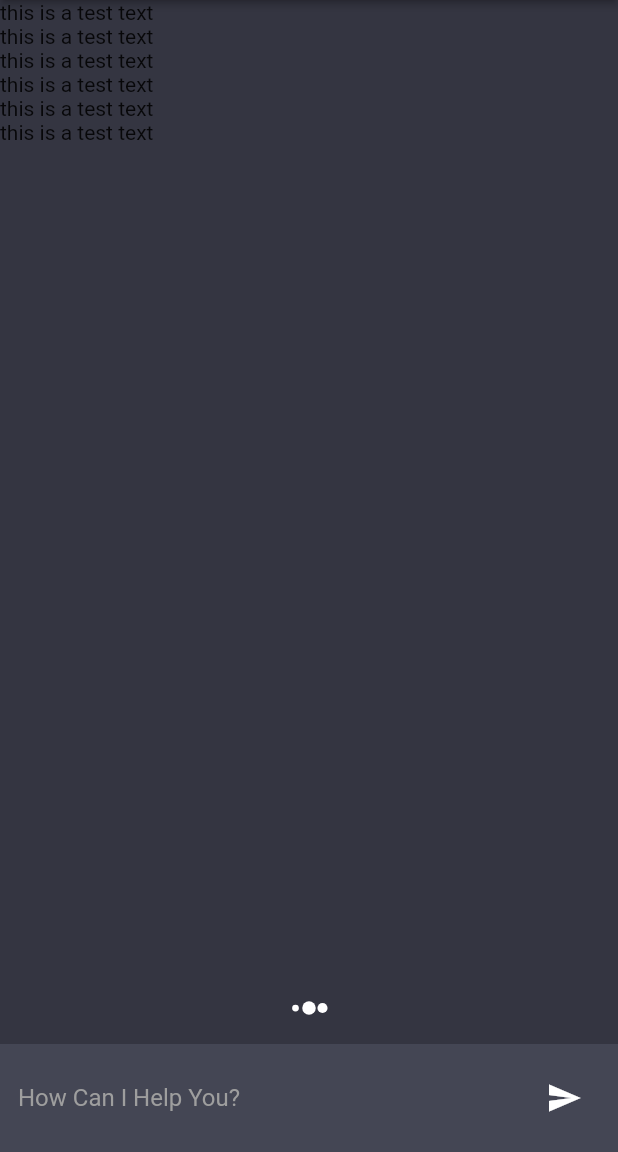
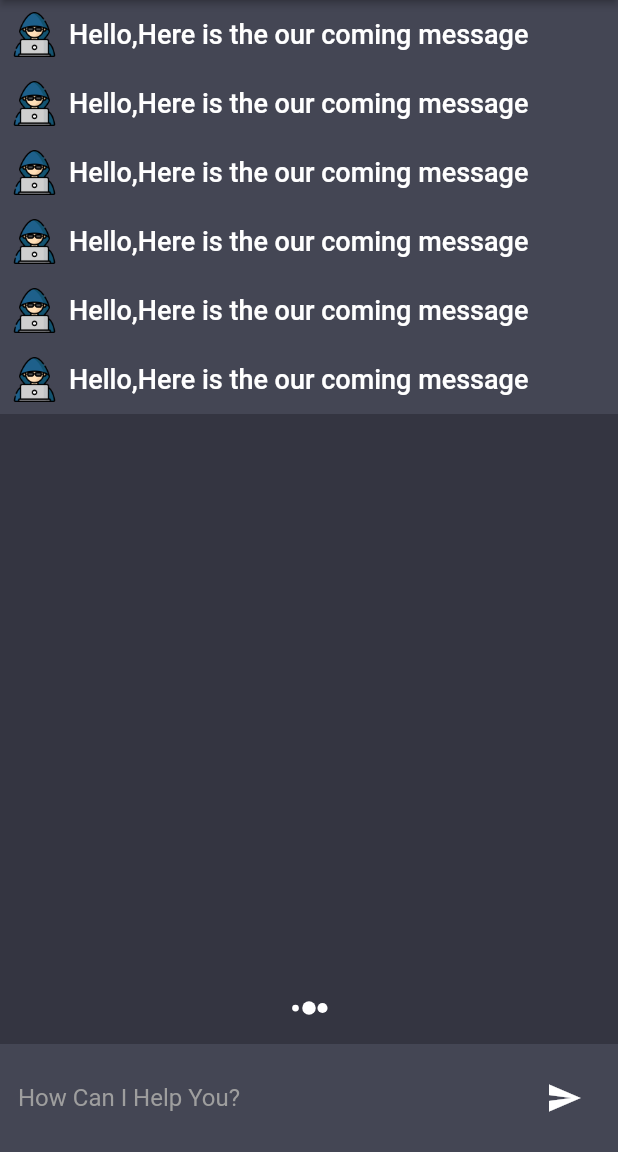
Before and after one commit to Ibrahimfathi96/AI-Buddy, a Flutter app: the screen it shows after launch, on a phone screen of 412 x 824 dp, the part 84-1236 px from its top. Run offline on Flutter 3.47's test engine with Material 2 defaults, Android fonts, the light colour scheme and no system bars; our stand-ins replace flutter_spinkit.

Commit message:
added text widget for text sending message

```diff
--- a/lib/constants/constants.dart
+++ b/lib/constants/constants.dart
@@ -2,3 +2,32 @@ import 'package:flutter/material.dart';
 
 Color scaffoldBackgroundColor = const Color(0xFF343541);
 Color cardColor = const Color(0xFF444654);
+final chatMessages = [
+      {
+        "msg": "Hello who are you?",
+        "chatIndex": 0,
+      },
+      {
+        "msg":
+            "Hello, I am ChatGPT, a large language model developed by OpenAI. I am here to assist you with any information or questions you may have. How can I help you today?",
+        "chatIndex": 1,
+      },
+      {
+        "msg": "What is flutter?",
+        "chatIndex": 0,
+      },
+      {
+        "msg":
+            "Flutter is an open-source mobile application development framework created by Google. It is used to develop applications for Android, iOS, Linux, Mac, Windows, and the web. Flutter uses the Dart programming language and allows for the creation of high-performance, visually attractive, and responsive apps. It also has a growing and supportive community, and offers many customizable widgets for building beautiful and responsive user interfaces.",
+        "chatIndex": 1,
+      },
+      {
+        "msg": "Okay thanks",
+        "chatIndex": 0,
+      },
+      {
+        "msg":
+            "You're welcome! Let me know if you have any other questions or if there's anything else I can help you with.",
+        "chatIndex": 1,
+      },
+    ];
--- a/lib/views/chat_view/chat_view.dart
+++ b/lib/views/chat_view/chat_view.dart
@@ -1,5 +1,6 @@
 import 'package:chatgpt_application/constants/constants.dart';
 import 'package:chatgpt_application/services/assets_manager.dart';
+import 'package:chatgpt_application/views/widgets/chat_widget.dart';
 import 'package:flutter/material.dart';
 import 'package:flutter_spinkit/flutter_spinkit.dart';
 
@@ -50,8 +51,7 @@ class _HomeViewState extends State<HomeView> {
           children: [
             Expanded(
               child: ListView.builder(
-                itemBuilder: (context, index) =>
-                    const Text('this is a test text'),
+                itemBuilder: (context, index) => const ChatWidget(),
                 itemCount: 6,
               ),
             ),
--- /dev/null
+++ b/lib/views/widgets/chat_widget.dart
@@ -0,0 +1,37 @@
+import 'package:chatgpt_application/constants/constants.dart';
+import 'package:chatgpt_application/services/assets_manager.dart';
+import 'package:chatgpt_application/views/widgets/text_widget.dart';
+import 'package:flutter/material.dart';
+
+class ChatWidget extends StatelessWidget {
+  const ChatWidget({super.key});
+
+  @override
+  Widget build(BuildContext context) {
+    return Column(
+      children: [
+        Material(
+          color: cardColor,
+          child: Padding(
+            padding: const EdgeInsets.all(8.0),
+            child: Row(
+              children: [
+                Image.asset(
+                  AssetsManager.userImage,
+                  width: 30,
+                  height: 30,
+                ),
+                const SizedBox(
+                  width: 8,
+                ),
+                const TextWidget(
+                  label: 'Hello,Here is the our coming message',
+                ),
+              ],
+            ),
+          ),
+        ),
+      ],
+    );
+  }
+}
--- /dev/null
+++ b/lib/views/widgets/text_widget.dart
@@ -0,0 +1,26 @@
+import 'package:flutter/material.dart';
+
+class TextWidget extends StatelessWidget {
+  final String label;
+  final double fontSize;
+  final FontWeight? fontWeight;
+  final Color? color;
+  const TextWidget(
+      {super.key,
+      required this.label,
+      this.fontSize = 18,
+      this.fontWeight,
+      this.color});
+
+  @override
+  Widget build(BuildContext context) {
+    return Text(
+      label,
+      style: TextStyle(
+        color: color ?? Colors.white,
+        fontSize: fontSize,
+        fontWeight: fontWeight ?? FontWeight.w500,
+      ),
+    );
+  }
+}
```
